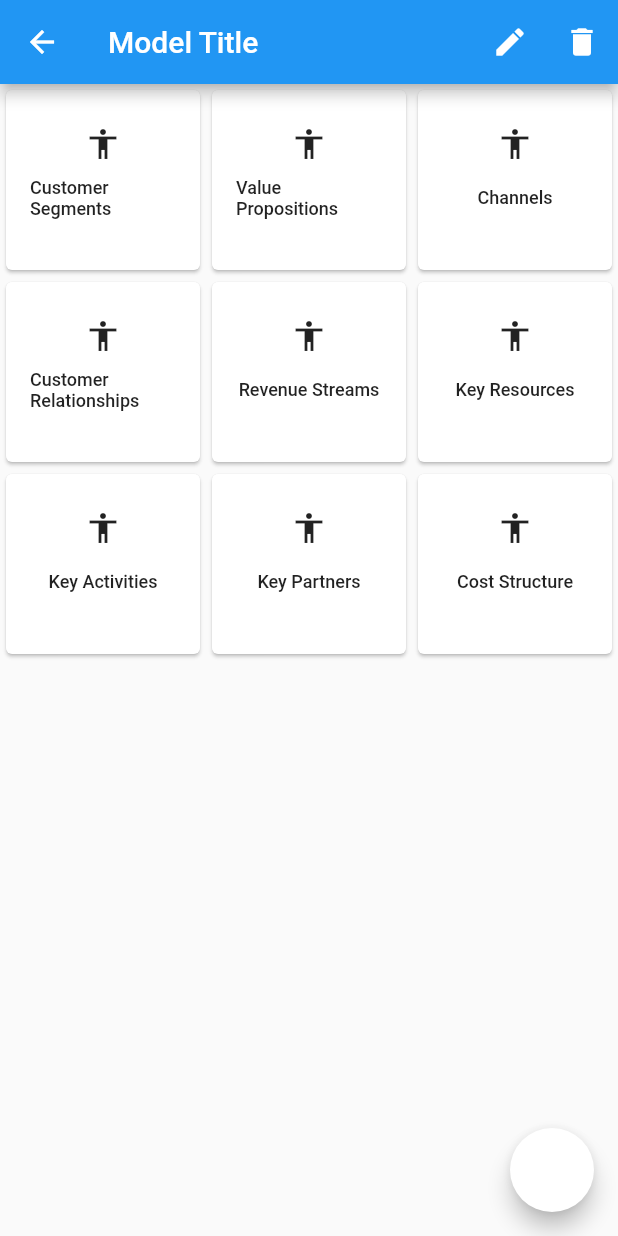
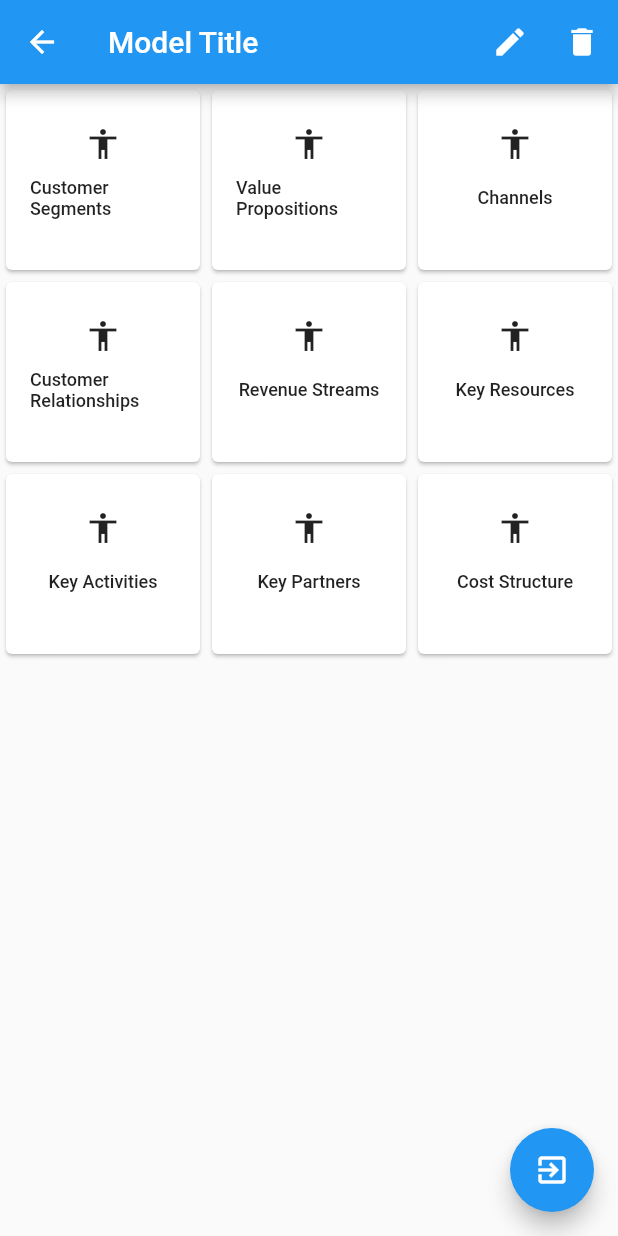
Before and after one commit to Combatwombat77/Copy_cat_fixes, a Flutter app: the ModelDetails screen opened directly, on a phone screen of 412 x 824 dp. Run offline on Flutter 3.47's test engine with Material 2 defaults, Android fonts, the phone set to English and light mode, and no system bars; statements that could not run were skipped.

Commit message:
uidata
removed btn.color

```diff
--- a/lib/ui/pages/user_strengths.dart
+++ b/lib/ui/pages/user_strengths.dart
@@ -0,0 +1,30 @@
+import 'package:flutter/material.dart';
+
+class _Strengths extends StatefulWidget{
+  _Strengths({this.title, this.strengths});
+  final Widget title, strengths;
+  @override
+  StrengthsState createState() => new StrengthsState();
+}
+
+class StrengthsState extends State<_Strengths>{
+  @override
+  Widget build(BuildContext context){
+    return new MaterialApp(
+      home: new Scaffold(
+        appBar: new AppBar( title: widget.title,),
+        body: new Column(
+          children: <Widget>[
+            widget.strengths,
+            new TextField(
+              decoration: new InputDecoration.collapsed(
+                hintText: "Add your strengths"
+              ),
+
+            )
+          ],
+        )
+      )
+    );
+  }
+}
--- a/lib/ui/utils/uidata.dart
+++ b/lib/ui/utils/uidata.dart
@@ -3,5 +3,4 @@ import 'package:flutter/material.dart';
 class Uidata {
   static const Color primaryColor = Colors.blue;
   static const Color secondaryColor = Colors.red;
-  static const Color btnColor = Colors.white;
 }
```
